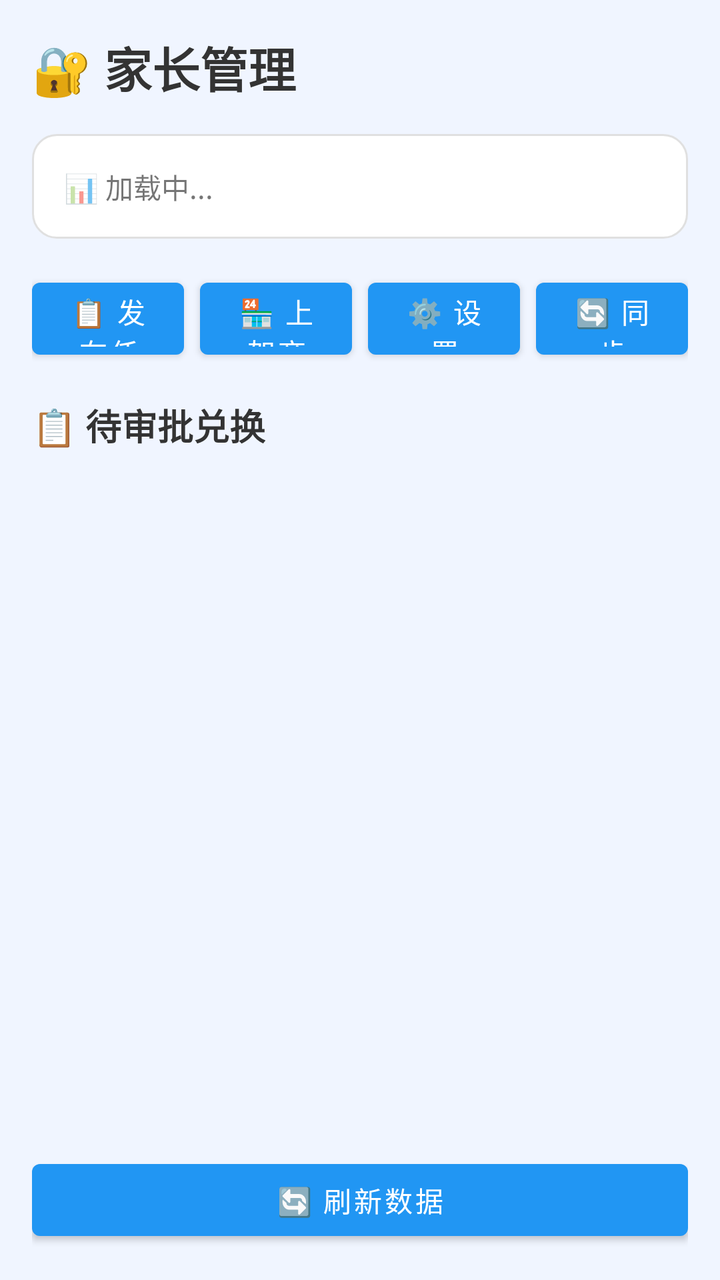
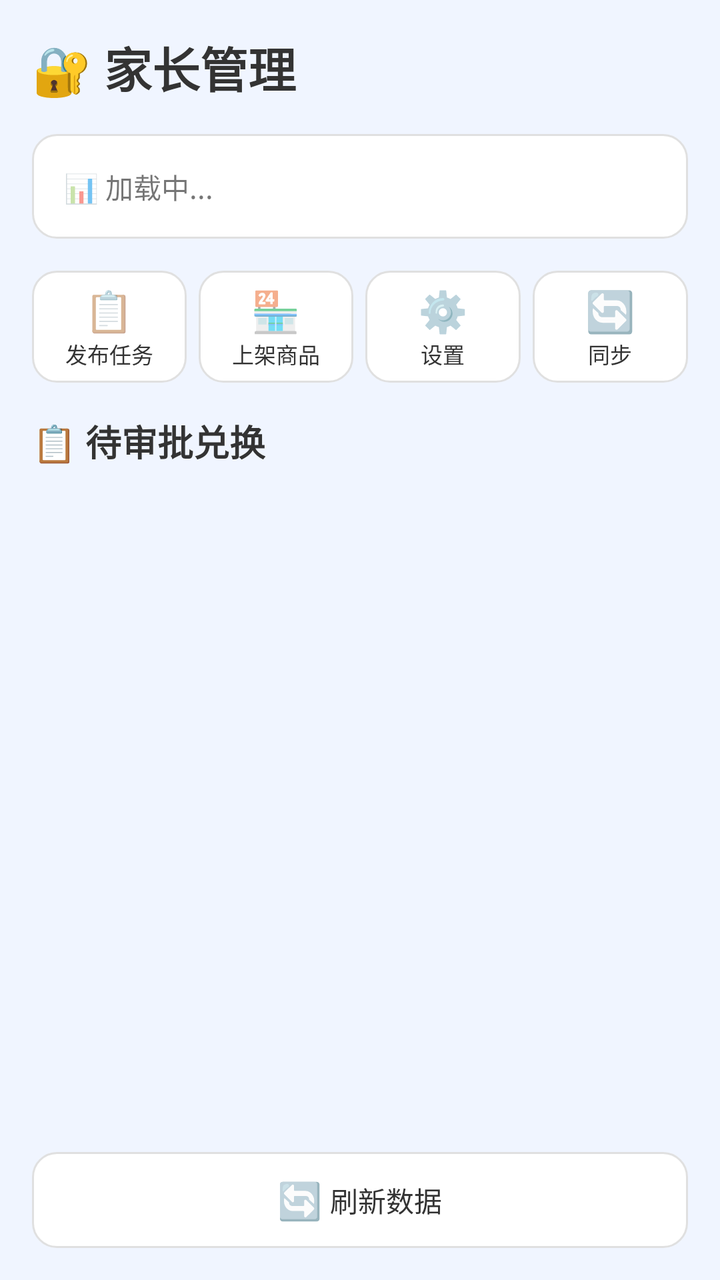

Before-and-after screenshots of an Android layout around one commit, followed by the original layout XML and the change that was made.
<!-- AndroidManifest.xml: activity theme Theme.HabitTracker.Parent -->
<!-- res/layout/activity_parent.xml -->
<?xml version="1.0" encoding="utf-8"?>
<LinearLayout xmlns:android="http://schemas.android.com/apk/res/android"
    android:layout_width="match_parent"
    android:layout_height="match_parent"
    android:orientation="vertical"
    android:background="@color/background_parent"
    android:padding="16dp">

    <TextView
        android:layout_width="wrap_content"
        android:layout_height="wrap_content"
        android:text="🔐 家长管理"
        android:textSize="24sp"
        android:textColor="@color/text_primary"
        android:textStyle="bold"
        android:layout_marginBottom="16dp" />

    
    <TextView
        android:id="@+id/tv_parent_stats"
        android:layout_width="match_parent"
        android:layout_height="wrap_content"
        android:padding="16dp"
        android:background="@drawable/card_background"
        android:text="📊 加载中..."
        android:textSize="14sp"
        android:lineSpacingExtra="4dp"
        android:layout_marginBottom="16dp" />

    
    <LinearLayout
        android:layout_width="match_parent"
        android:layout_height="wrap_content"
        android:orientation="horizontal"
        android:gravity="center"
        android:layout_marginBottom="16dp">

        <Button
            android:id="@+id/btn_add_task"
            android:layout_width="0dp"
            android:layout_height="48dp"
            android:layout_weight="1"
            android:text="📋 发布任务"
            android:textSize="14sp"
            android:layout_marginEnd="8dp" />

        <Button
            android:id="@+id/btn_add_shop_item"
            android:layout_width="0dp"
            android:layout_height="48dp"
            android:layout_weight="1"
            android:text="🏪 上架商品"
            android:textSize="14sp"
            android:layout_marginEnd="8dp" />

        <Button
            android:id="@+id/btn_settings"
            android:layout_width="0dp"
            android:layout_height="48dp"
            android:layout_weight="1"
            android:text="⚙️ 设置"
            android:textSize="14sp"
            android:layout_marginEnd="8dp" />

        <Button
            android:id="@+id/btn_sync"
            android:layout_width="0dp"
            android:layout_height="48dp"
            android:layout_weight="1"
            android:text="🔄 同步"
            android:textSize="14sp" />
    </LinearLayout>

    <TextView
        android:layout_width="wrap_content"
        android:layout_height="wrap_content"
        android:text="📋 待审批兑换"
        android:textSize="18sp"
        android:textColor="@color/text_primary"
        android:textStyle="bold"
        android:layout_marginBottom="8dp" />

    <androidx.recyclerview.widget.RecyclerView
        android:id="@+id/rv_pending_approvals"
        android:layout_width="match_parent"
        android:layout_height="0dp"
        android:layout_weight="1" />

    <Button
        android:id="@+id/btn_refresh"
        android:layout_width="match_parent"
        android:layout_height="48dp"
        android:text="🔄 刷新数据"
        android:layout_marginTop="8dp" />

</LinearLayout>
<!-- resources referenced by this layout -->
<resources>
  <color name="background_parent">#F0F5FF</color>
  <color name="text_primary">#333333</color>
  <!-- drawable card_background (drawable) -->
  <?xml version="1.0" encoding="utf-8"?>
  <shape xmlns:android="http://schemas.android.com/apk/res/android"
      android:shape="rectangle">
      <solid android:color="@color/white" />
      <corners android:radius="12dp" />
      <stroke android:width="1dp" android:color="#E0E0E0" />
  </shape>
  <style name="Theme.HabitTracker.Parent" parent="Theme.HabitTracker">
          <item name="colorPrimary">@color/parent_blue</item>
          <item name="android:statusBarColor">@color/background_parent</item>
      </style>
  <color name="white">#FFFFFF</color>
  <style name="Theme.HabitTracker" parent="Theme.MaterialComponents.Light.NoActionBar">
          <item name="colorPrimary">@color/child_pink</item>
          <item name="colorPrimaryVariant">@color/child_pink_light</item>
          <item name="colorOnPrimary">@color/white</item>
          <item name="colorSecondary">@color/child_green</item>
          <item name="android:statusBarColor">@color/child_pink_light</item>
      </style>
  <color name="parent_blue">#2196F3</color>
  <color name="child_pink">#FF6B9D</color>
  <color name="child_pink_light">#FFF0F5</color>
  <color name="child_green">#4CAF50</color>
</resources>

<!-- the commit's change to res/layout/activity_parent.xml (unified diff, before → after) -->
@@ -35,40 +35,112 @@
         android:gravity="center"
         android:layout_marginBottom="16dp">
 
-        <Button
+        <LinearLayout
             android:id="@+id/btn_add_task"
             android:layout_width="0dp"
-            android:layout_height="48dp"
+            android:layout_height="56dp"
             android:layout_weight="1"
-            android:text="📋 发布任务"
-            android:textSize="14sp"
-            android:layout_marginEnd="8dp" />
+            android:layout_marginEnd="6dp"
+            android:gravity="center"
+            android:orientation="vertical"
+            android:background="@drawable/card_background"
+            android:clickable="true"
+            android:focusable="true"
+            android:foreground="?attr/selectableItemBackground">
 
-        <Button
+            <TextView
+                android:layout_width="wrap_content"
+                android:layout_height="wrap_content"
+                android:text="📋"
+                android:textSize="20sp" />
+
+            <TextView
+                android:layout_width="wrap_content"
+                android:layout_height="wrap_content"
+                android:text="发布任务"
+                android:textSize="11sp"
+                android:textColor="@color/text_primary" />
+        </LinearLayout>
+
+        <LinearLayout
             android:id="@+id/btn_add_shop_item"
             android:layout_width="0dp"
-            android:layout_height="48dp"
+            android:layout_height="56dp"
             android:layout_weight="1"
-            android:text="🏪 上架商品"
-            android:textSize="14sp"
-            android:layout_marginEnd="8dp" />
+            android:layout_marginEnd="6dp"
+            android:gravity="center"
+            android:orientation="vertical"
+            android:background="@drawable/card_background"
+            android:clickable="true"
+            android:focusable="true"
+            android:foreground="?attr/selectableItemBackground">
 
-        <Button
+            <TextView
+                android:layout_width="wrap_content"
+                android:layout_height="wrap_content"
+                android:text="🏪"
+                android:textSize="20sp" />
+
+            <TextView
+                android:layout_width="wrap_content"
+                android:layout_height="wrap_content"
+                android:text="上架商品"
+                android:textSize="11sp"
+                android:textColor="@color/text_primary" />
+        </LinearLayout>
+
+        <LinearLayout
             android:id="@+id/btn_settings"
             android:layout_width="0dp"
-            android:layout_height="48dp"
+            android:layout_height="56dp"
             android:layout_weight="1"
-            android:text="⚙️ 设置"
-            android:textSize="14sp"
-            android:layout_marginEnd="8dp" />
+            android:layout_marginEnd="6dp"
+            android:gravity="center"
+            android:orientation="vertical"
+            android:background="@drawable/card_background"
+            android:clickable="true"
+            android:focusable="true"
+            android:foreground="?attr/selectableItemBackground">
 
-        <Button
+            <TextView
+                android:layout_width="wrap_content"
+                android:layout_height="wrap_content"
+                android:text="⚙️"
+                android:textSize="20sp" />
+
+            <TextView
+                android:layout_width="wrap_content"
+                android:layout_height="wrap_content"
+                android:text="设置"
+                android:textSize="11sp"
+                android:textColor="@color/text_primary" />
+        </LinearLayout>
+
+        <LinearLayout
             android:id="@+id/btn_sync"
             android:layout_width="0dp"
-            android:layout_height="48dp"
+            android:layout_height="56dp"
             android:layout_weight="1"
-            android:text="🔄 同步"
-            android:textSize="14sp" />
+            android:gravity="center"
+            android:orientation="vertical"
+            android:background="@drawable/card_background"
+            android:clickable="true"
+            android:focusable="true"
+            android:foreground="?attr/selectableItemBackground">
+
+            <TextView
+                android:layout_width="wrap_content"
+                android:layout_height="wrap_content"
+                android:text="🔄"
+                android:textSize="20sp" />
+
+            <TextView
+                android:layout_width="wrap_content"
+                android:layout_height="wrap_content"
+                android:text="同步"
+                android:textSize="11sp"
+                android:textColor="@color/text_primary" />
+        </LinearLayout>
     </LinearLayout>
 
     <TextView
@@ -86,11 +158,31 @@
         android:layout_height="0dp"
         android:layout_weight="1" />
 
-    <Button
+    <LinearLayout
         android:id="@+id/btn_refresh"
         android:layout_width="match_parent"
         android:layout_height="48dp"
-        android:text="🔄 刷新数据"
-        android:layout_marginTop="8dp" />
+        android:layout_marginTop="8dp"
+        android:gravity="center"
+        android:orientation="horizontal"
+        android:background="@drawable/card_background"
+        android:clickable="true"
+        android:focusable="true"
+        android:foreground="?attr/selectableItemBackground">
+
+        <TextView
+            android:layout_width="wrap_content"
+            android:layout_height="wrap_content"
+            android:text="🔄"
+            android:textSize="18sp"
+            android:layout_marginEnd="4dp" />
+
+        <TextView
+            android:layout_width="wrap_content"
+            android:layout_height="wrap_content"
+            android:text="刷新数据"
+            android:textSize="14sp"
+            android:textColor="@color/text_primary" />
+    </LinearLayout>
 
 </LinearLayout>
